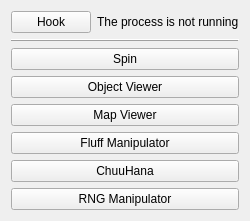
Before: the Qt Designer form MainWindow.ui in Goldfire711/sms-tools, drawn with Qt 5.
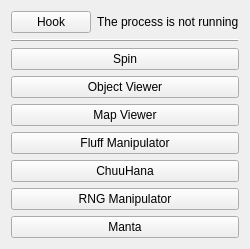
After: the same form once the commit is applied.

Commit message: Add Manta Viewer

Diff of the .ui file:
```diff
--- a/MainWindow.ui
+++ b/MainWindow.ui
@@ -7,7 +7,7 @@
     <x>0</x>
     <y>0</y>
     <width>238</width>
-    <height>210</height>
+    <height>239</height>
    </rect>
   </property>
   <property name="windowTitle">
@@ -118,6 +118,13 @@
       </property>
      </widget>
     </item>
+    <item>
+     <widget class="QPushButton" name="button_widget_manta">
+      <property name="text">
+       <string>Manta</string>
+      </property>
+     </widget>
+    </item>
     <item>
      <spacer name="verticalSpacer">
       <property name="orientation">
```
The commit also changes 20 other files.
